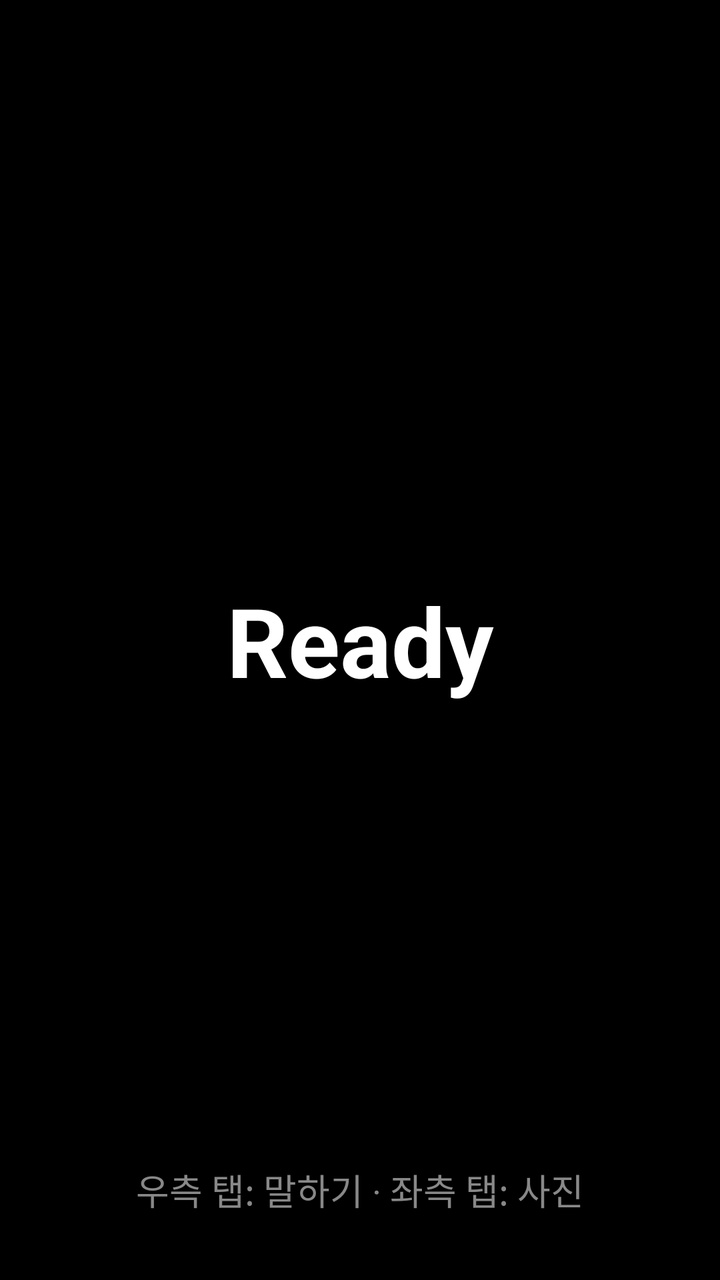
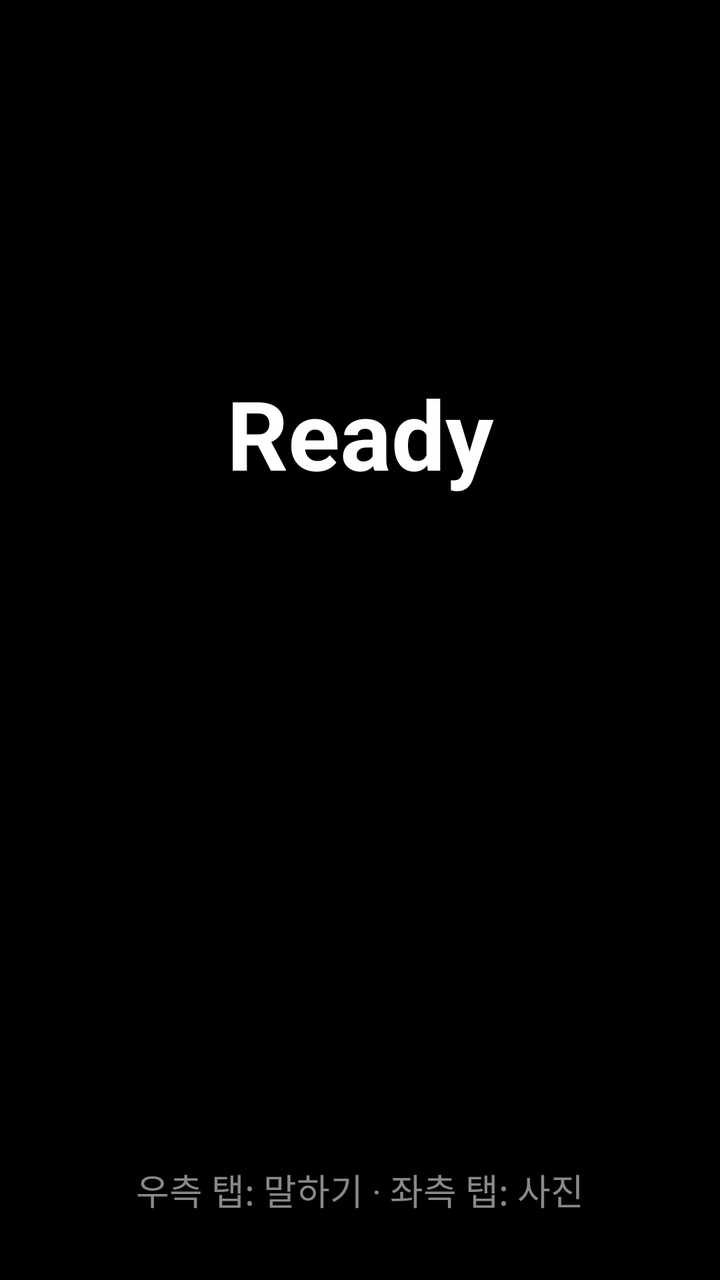

Compare the two renders of this Android layout. The source of the first and the diff that turns it into the second are given below.
<!-- AndroidManifest.xml: application theme Theme.Lumella -->
<!-- res/layout/activity_main.xml -->
<?xml version="1.0" encoding="utf-8"?>
<androidx.constraintlayout.widget.ConstraintLayout
    xmlns:android="http://schemas.android.com/apk/res/android"
    xmlns:app="http://schemas.android.com/apk/res-auto"
    xmlns:tools="http://schemas.android.com/tools"
    android:id="@+id/rootLayout"
    android:layout_width="match_parent"
    android:layout_height="match_parent"
    android:background="#000000"
    tools:context=".MainActivity">

    
    <TextView
        android:id="@+id/tvStatus"
        android:layout_width="wrap_content"
        android:layout_height="wrap_content"
        android:text="Ready"
        android:textColor="#FFFFFF"
        android:textSize="48sp"
        android:textStyle="bold"
        app:layout_constraintBottom_toBottomOf="parent"
        app:layout_constraintEnd_toEndOf="parent"
        app:layout_constraintStart_toStartOf="parent"
        app:layout_constraintTop_toTopOf="parent" />

    
    <TextView
        android:id="@+id/tvHint"
        android:layout_width="wrap_content"
        android:layout_height="wrap_content"
        android:layout_marginBottom="32dp"
        android:text="우측 탭: 말하기 · 좌측 탭: 사진"
        android:textColor="#888888"
        android:textSize="18sp"
        app:layout_constraintBottom_toBottomOf="parent"
        app:layout_constraintEnd_toEndOf="parent"
        app:layout_constraintStart_toStartOf="parent" />

    
    <Button
        android:id="@+id/btnPushToTalk"
        android:layout_width="match_parent"
        android:layout_height="match_parent"
        android:background="@android:color/transparent"
        app:layout_constraintBottom_toBottomOf="parent"
        app:layout_constraintEnd_toEndOf="parent"
        app:layout_constraintStart_toStartOf="parent"
        app:layout_constraintTop_toTopOf="parent" />

</androidx.constraintlayout.widget.ConstraintLayout>
<!-- resources referenced by this layout -->
<resources>
  <style name="Theme.Lumella" parent="Theme.AppCompat.NoActionBar">
          <item name="android:windowBackground">@android:color/black</item>
      </style>
</resources>

<!-- the commit's change to res/layout/activity_main.xml (unified diff, before → after) -->
@@ -21,7 +21,44 @@
         app:layout_constraintBottom_toBottomOf="parent"
         app:layout_constraintEnd_toEndOf="parent"
         app:layout_constraintStart_toStartOf="parent"
-        app:layout_constraintTop_toTopOf="parent" />
+        app:layout_constraintTop_toTopOf="parent"
+        app:layout_constraintVertical_bias="0.32" />
+
+    
+    <TextView
+        android:id="@+id/tvSubtitle"
+        android:layout_width="0dp"
+        android:layout_height="wrap_content"
+        android:layout_marginStart="24dp"
+        android:layout_marginTop="16dp"
+        android:layout_marginEnd="24dp"
+        android:ellipsize="start"
+        android:gravity="center"
+        android:maxLines="3"
+        android:text=""
+        android:textColor="#FFFFFF"
+        android:textSize="24sp"
+        app:layout_constraintEnd_toEndOf="parent"
+        app:layout_constraintStart_toStartOf="parent"
+        app:layout_constraintTop_toBottomOf="@id/tvStatus" />
+
+    
+    <TextView
+        android:id="@+id/tvUserEcho"
+        android:layout_width="0dp"
+        android:layout_height="wrap_content"
+        android:layout_marginStart="24dp"
+        android:layout_marginTop="8dp"
+        android:layout_marginEnd="24dp"
+        android:ellipsize="start"
+        android:gravity="center"
+        android:maxLines="2"
+        android:text=""
+        android:textColor="#7FB3FF"
+        android:textSize="18sp"
+        app:layout_constraintEnd_toEndOf="parent"
+        app:layout_constraintStart_toStartOf="parent"
+        app:layout_constraintTop_toBottomOf="@id/tvSubtitle" />
 
     
     <TextView
